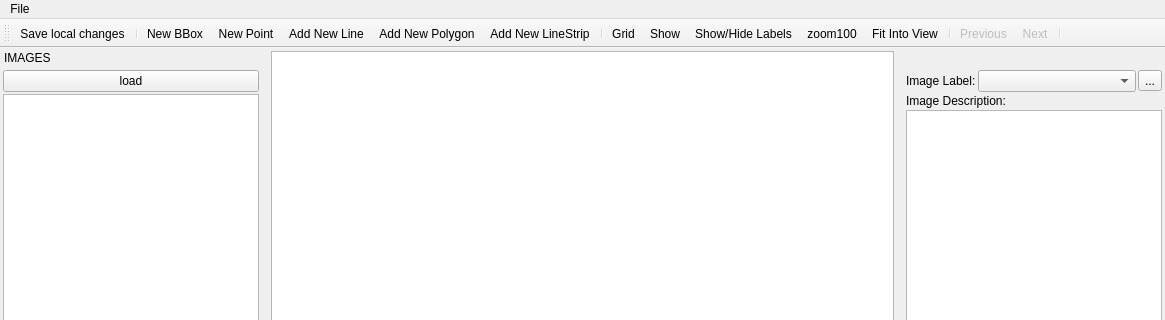
This is src/mainwindow.ui in otre99/TaggerTool as Qt 5 draws it before an edit; both pictures show x 0 to 1165 and y 0 to 320 of the 1165 by 755 pixel window. The edited form follows.
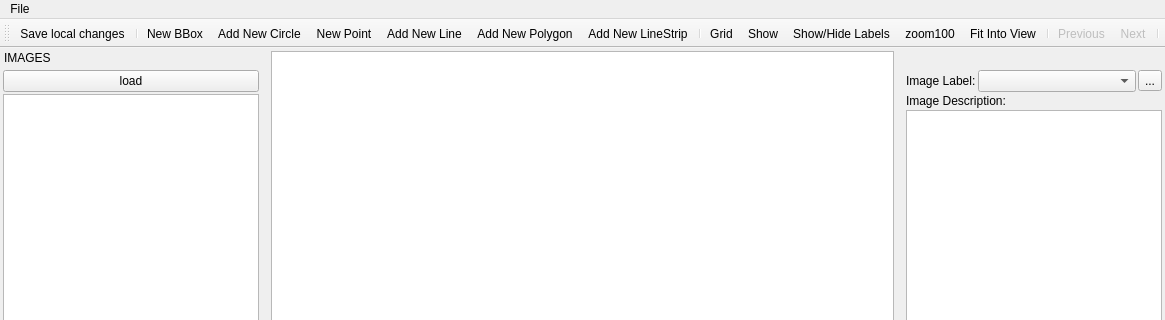
This is the edited form. Icons and pictures are not drawn. Custom widgets are drawn as their Qt base class.

Commit message: circle shape

```diff
--- a/src/mainwindow.ui
+++ b/src/mainwindow.ui
@@ -78,6 +78,7 @@
    <addaction name="saveLocalChanges"/>
    <addaction name="separator"/>
    <addaction name="addNewBbox"/>
+   <addaction name="actionAdd_Circle_Item"/>
    <addaction name="actionNew_Point"/>
    <addaction name="actionAdd_New_Line"/>
    <addaction name="actionAdd_New_Polygon"/>
@@ -643,6 +644,15 @@
     <string>Ctrl+E</string>
    </property>
   </action>
+  <action name="actionAdd_Circle_Item">
+   <property name="icon">
+    <iconset resource="resource.qrc">
+     <normaloff>:/icons/icons/circle-item.svg</normaloff>:/icons/icons/circle-item.svg</iconset>
+   </property>
+   <property name="text">
+    <string>Add New Circle</string>
+   </property>
+  </action>
  </widget>
  <layoutdefault spacing="6" margin="11"/>
  <customwidgets>
```
The commit also changes 20 other files.
